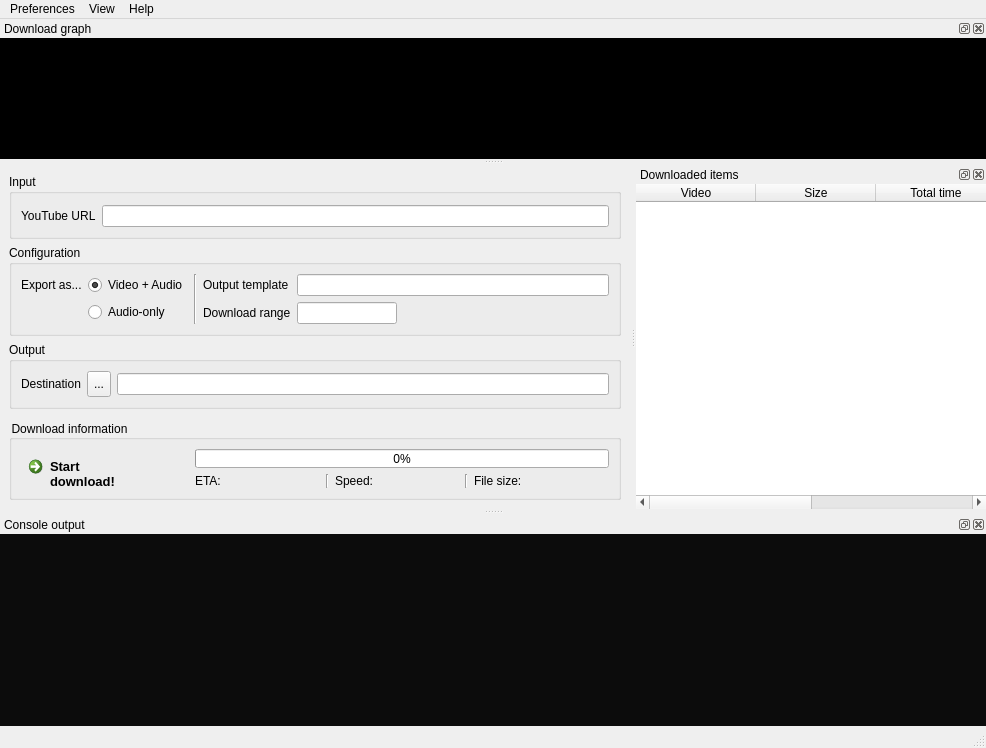
Above: interface/main.ui from MatusGuy/youtube-dl_GUI before the change. Below: the same form after it.
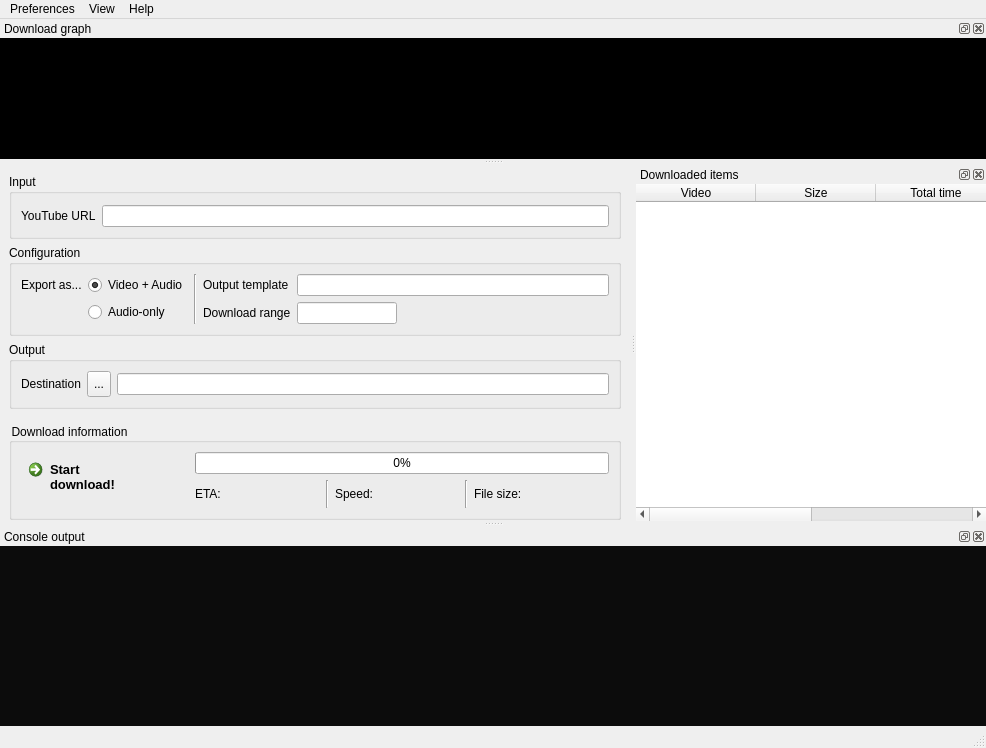
That is the form after the change. Icons and pictures are not drawn. Custom widgets are drawn as their Qt base class.

```diff
--- a/interface/main.ui
+++ b/interface/main.ui
@@ -331,6 +331,12 @@
     </item>
     <item row="4" column="0">
      <widget class="QGroupBox" name="DownloadGroupBox">
+      <property name="minimumSize">
+       <size>
+        <width>0</width>
+        <height>97</height>
+       </size>
+      </property>
       <property name="maximumSize">
        <size>
         <width>16777215</width>
@@ -354,51 +360,6 @@
          </property>
         </widget>
        </item>
-       <item row="1" column="0">
-        <widget class="QCommandLinkButton" name="DownloadButton">
-         <property name="enabled">
-          <bool>true</bool>
-         </property>
-         <property name="sizePolicy">
-          <sizepolicy hsizetype="Fixed" vsizetype="Preferred">
-           <horstretch>0</horstretch>
-           <verstretch>0</verstretch>
-          </sizepolicy>
-         </property>
-         <property name="minimumSize">
-          <size>
-           <width>0</width>
-           <height>60</height>
-          </size>
-         </property>
-         <property name="maximumSize">
-          <size>
-           <width>16777215</width>
-           <height>60</height>
-          </size>
-         </property>
-         <property name="font">
-          <font>
-           <family>Segoe UI</family>
-           <pointsize>10</pointsize>
-           <weight>75</weight>
-           <bold>true</bold>
-           <stylestrategy>PreferAntialias</stylestrategy>
-          </font>
-         </property>
-         <property name="toolTip">
-          <string>Finally, download!</string>
-         </property>
-         <property name="text">
-          <string>Start
-download!</string>
-         </property>
-         <property name="icon">
-          <iconset>
-           <normaloff>../assets/forward.png</normaloff>../assets/forward.png</iconset>
-         </property>
-        </widget>
-       </item>
        <item row="2" column="1">
         <widget class="QWidget" name="DownloadInfo" native="true">
          <property name="sizePolicy">
@@ -482,6 +443,63 @@
          </layout>
         </widget>
        </item>
+       <item row="1" column="0" rowspan="2">
+        <widget class="QCommandLinkButton" name="DownloadButton">
+         <property name="enabled">
+          <bool>true</bool>
+         </property>
+         <property name="sizePolicy">
+          <sizepolicy hsizetype="Fixed" vsizetype="Preferred">
+           <horstretch>0</horstretch>
+           <verstretch>0</verstretch>
+          </sizepolicy>
+         </property>
+         <property name="minimumSize">
+          <size>
+           <width>0</width>
+           <height>0</height>
+          </size>
+         </property>
+         <property name="maximumSize">
+          <size>
+           <width>16777215</width>
+           <height>60</height>
+          </size>
+         </property>
+         <property name="font">
+          <font>
+           <family>Segoe UI</family>
+           <pointsize>10</pointsize>
+           <weight>75</weight>
+           <bold>true</bold>
+           <stylestrategy>PreferAntialias</stylestrategy>
+          </font>
+         </property>
+         <property name="toolTip">
+          <string>Finally, download!</string>
+         </property>
+         <property name="text">
+          <string>Start
+download!</string>
+         </property>
+         <property name="icon">
+          <iconset>
+           <normaloff>../assets/forward.png</normaloff>../assets/forward.png</iconset>
+         </property>
+         <property name="autoRepeat">
+          <bool>false</bool>
+         </property>
+         <property name="autoExclusive">
+          <bool>false</bool>
+         </property>
+         <property name="autoDefault">
+          <bool>false</bool>
+         </property>
+         <property name="default">
+          <bool>false</bool>
+         </property>
+        </widget>
+       </item>
       </layout>
      </widget>
     </item>
@@ -605,9 +623,6 @@
        <property name="frameShape">
         <enum>QFrame::NoFrame</enum>
        </property>
-       <property name="readOnly">
-        <bool>true</bool>
-       </property>
       </widget>
      </item>
     </layout>
```
Left out of the diff: 201 changed lines with no effect on the pictures.
